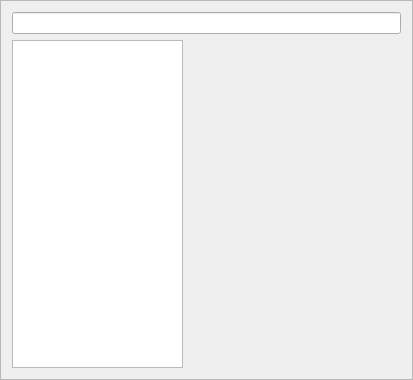
First picture: the form in src/commons/HistoWidget.ui, repository stslu/rex, before the edit.
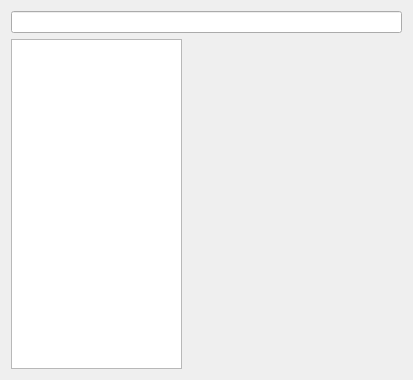
Second picture: the form after the edit.

```diff
--- a/src/commons/HistoWidget.ui
+++ b/src/commons/HistoWidget.ui
@@ -13,12 +13,6 @@
   <property name="windowTitle">
    <string>Frame</string>
   </property>
-  <property name="frameShape">
-   <enum>QFrame::StyledPanel</enum>
-  </property>
-  <property name="frameShadow">
-   <enum>QFrame::Raised</enum>
-  </property>
   <layout class="QVBoxLayout" name="verticalLayout">
    <item>
     <widget class="QLineEdit" name="lineEdit">
```
